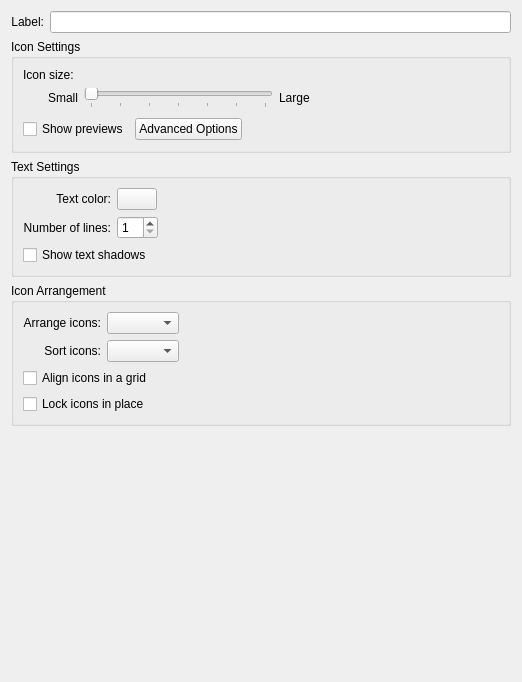
Above: plasma/applets/folderview/folderviewDisplayConfig.ui from KDE/kde-baseapps before the change. Below: the same form after it.
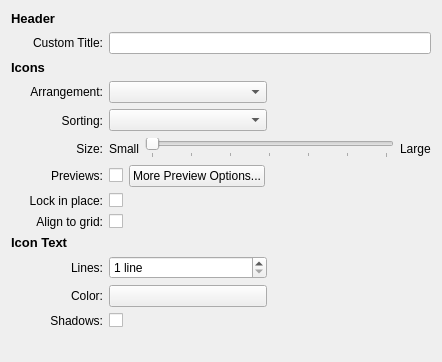
That is the form after the change. Custom widgets are drawn as their Qt base class.

Commit message: clean this layout up considerably and make the custom title issue more clear as a bonus BUG:195864

The edit to the form file:
```diff
--- a/plasma/applets/folderview/folderviewDisplayConfig.ui
+++ b/plasma/applets/folderview/folderviewDisplayConfig.ui
@@ -1,396 +1,445 @@
 <ui version="4.0" >
  <class>folderviewDisplayConfig</class>
- <widget class="QWidget" name="folderviewDisplayConfig" >
-  <property name="geometry" >
+ <widget class="QWidget" name="folderviewDisplayConfig">
+  <property name="geometry">
    <rect>
     <x>0</x>
     <y>0</y>
-    <width>522</width>
-    <height>682</height>
+    <width>442</width>
+    <height>362</height>
    </rect>
   </property>
-  <layout class="QVBoxLayout" name="verticalLayout_3" >
-   <item>
-    <layout class="QHBoxLayout" name="horizontalLayout_5" >
-     <item>
-      <widget class="QLabel" name="lblCustomLabel" >
-       <property name="sizePolicy" >
-        <sizepolicy vsizetype="Preferred" hsizetype="Fixed" >
-         <horstretch>0</horstretch>
-         <verstretch>0</verstretch>
-        </sizepolicy>
-       </property>
-       <property name="text" >
-        <string>Label:</string>
-       </property>
-       <property name="alignment" >
-        <set>Qt::AlignRight|Qt::AlignTrailing|Qt::AlignVCenter</set>
-       </property>
-       <property name="buddy" >
-        <cstring>labelEdit</cstring>
-       </property>
-      </widget>
-     </item>
-     <item>
-      <widget class="KLineEdit" name="labelEdit" >
-       <property name="whatsThis" >
-        <string>This edit field contains the label which is shown at the top of the applet.
+  <layout class="QGridLayout" name="gridLayout">
+   <item row="0" column="0" colspan="2">
+    <widget class="QLabel" name="label_13">
+     <property name="sizePolicy">
+      <sizepolicy hsizetype="Expanding" vsizetype="Preferred">
+       <horstretch>0</horstretch>
+       <verstretch>0</verstretch>
+      </sizepolicy>
+     </property>
+     <property name="text">
+      <string>&lt;!DOCTYPE HTML PUBLIC &quot;-//W3C//DTD HTML 4.0//EN&quot; &quot;http://www.w3.org/TR/REC-html40/strict.dtd&quot;&gt;
+&lt;html&gt;&lt;head&gt;&lt;meta name=&quot;qrichtext&quot; content=&quot;1&quot; /&gt;&lt;style type=&quot;text/css&quot;&gt;
+p, li { white-space: pre-wrap; }
+&lt;/style&gt;&lt;/head&gt;&lt;body style=&quot; font-family:'Sans Serif'; font-size:10pt; font-weight:400; font-style:normal;&quot;&gt;
+&lt;p style=&quot; margin-top:0px; margin-bottom:0px; margin-left:0px; margin-right:0px; -qt-block-indent:0; text-indent:0px;&quot;&gt;&lt;span style=&quot; font-weight:600;&quot;&gt;Header&lt;/span&gt;&lt;/p&gt;&lt;/body&gt;&lt;/html&gt;</string>
+     </property>
+    </widget>
+   </item>
+   <item row="1" column="0">
+    <spacer name="horizontalSpacer_2">
+     <property name="orientation">
+      <enum>Qt::Horizontal</enum>
+     </property>
+     <property name="sizeType">
+      <enum>QSizePolicy::Fixed</enum>
+     </property>
+     <property name="sizeHint" stdset="0">
+      <size>
+       <width>12</width>
+       <height>20</height>
+      </size>
+     </property>
+    </spacer>
+   </item>
+   <item row="1" column="1">
+    <widget class="QLabel" name="lblCustomLabel">
+     <property name="sizePolicy">
+      <sizepolicy hsizetype="Preferred" vsizetype="Preferred">
+       <horstretch>0</horstretch>
+       <verstretch>0</verstretch>
+      </sizepolicy>
+     </property>
+     <property name="text">
+      <string>Custom Title:</string>
+     </property>
+     <property name="alignment">
+      <set>Qt::AlignRight|Qt::AlignTrailing|Qt::AlignVCenter</set>
+     </property>
+     <property name="buddy">
+      <cstring>labelEdit</cstring>
+     </property>
+    </widget>
+   </item>
+   <item row="1" column="2" colspan="2">
+    <widget class="KLineEdit" name="labelEdit">
+     <property name="sizePolicy">
+      <sizepolicy hsizetype="Expanding" vsizetype="Fixed">
+       <horstretch>1</horstretch>
+       <verstretch>0</verstretch>
+      </sizepolicy>
+     </property>
+     <property name="whatsThis">
+      <string>This edit field contains the label which is shown at the top of the applet.
 
 By default it contains the name of the place being shown in the applet, but if you prefer to have a custom label you can enter it here.</string>
+     </property>
+     <property name="clickMessage">
+      <string>Enter a customized title</string>
+     </property>
+     <property name="showClearButton" stdset="0">
+      <bool>true</bool>
+     </property>
+    </widget>
+   </item>
+   <item row="2" column="0" colspan="2">
+    <widget class="QLabel" name="label_7">
+     <property name="sizePolicy">
+      <sizepolicy hsizetype="Expanding" vsizetype="Preferred">
+       <horstretch>0</horstretch>
+       <verstretch>0</verstretch>
+      </sizepolicy>
+     </property>
+     <property name="text">
+      <string>&lt;!DOCTYPE HTML PUBLIC &quot;-//W3C//DTD HTML 4.0//EN&quot; &quot;http://www.w3.org/TR/REC-html40/strict.dtd&quot;&gt;
+&lt;html&gt;&lt;head&gt;&lt;meta name=&quot;qrichtext&quot; content=&quot;1&quot; /&gt;&lt;style type=&quot;text/css&quot;&gt;
+p, li { white-space: pre-wrap; }
+&lt;/style&gt;&lt;/head&gt;&lt;body style=&quot; font-family:'Sans Serif'; font-size:10pt; font-weight:400; font-style:normal;&quot;&gt;
+&lt;p style=&quot; margin-top:0px; margin-bottom:0px; margin-left:0px; margin-right:0px; -qt-block-indent:0; text-indent:0px;&quot;&gt;&lt;span style=&quot; font-weight:600;&quot;&gt;Icons&lt;/span&gt;&lt;/p&gt;&lt;/body&gt;&lt;/html&gt;</string>
+     </property>
+    </widget>
+   </item>
+   <item row="3" column="0" rowspan="6">
+    <spacer name="horizontalSpacer_3">
+     <property name="orientation">
+      <enum>Qt::Horizontal</enum>
+     </property>
+     <property name="sizeType">
+      <enum>QSizePolicy::Fixed</enum>
+     </property>
+     <property name="sizeHint" stdset="0">
+      <size>
+       <width>12</width>
+       <height>148</height>
+      </size>
+     </property>
+    </spacer>
+   </item>
+   <item row="3" column="1">
+    <widget class="QLabel" name="flowLabel">
+     <property name="text">
+      <string>Arrangement:</string>
+     </property>
+     <property name="alignment">
+      <set>Qt::AlignRight|Qt::AlignTrailing|Qt::AlignVCenter</set>
+     </property>
+     <property name="buddy">
+      <cstring>flowCombo</cstring>
+     </property>
+    </widget>
+   </item>
+   <item row="3" column="2">
+    <widget class="QComboBox" name="flowCombo">
+     <property name="whatsThis">
+      <string>Use this control to choose if you want the icons to be arranged top to bottom starting on the left side of the view, or arranged left to right starting at the top of the view.</string>
+     </property>
+    </widget>
+   </item>
+   <item row="4" column="1">
+    <widget class="QLabel" name="label">
+     <property name="text">
+      <string>Sorting:</string>
+     </property>
+     <property name="alignment">
+      <set>Qt::AlignRight|Qt::AlignTrailing|Qt::AlignVCenter</set>
+     </property>
+     <property name="buddy">
+      <cstring>sortCombo</cstring>
+     </property>
+    </widget>
+   </item>
+   <item row="4" column="2">
+    <widget class="QComboBox" name="sortCombo">
+     <property name="whatsThis">
+      <string>Use this control to choose the criteria by which the icons will be sorted in the view.</string>
+     </property>
+    </widget>
+   </item>
+   <item row="4" column="3">
+    <spacer name="horizontalSpacer_7">
+     <property name="orientation">
+      <enum>Qt::Horizontal</enum>
+     </property>
+     <property name="sizeHint" stdset="0">
+      <size>
+       <width>160</width>
+       <height>23</height>
+      </size>
+     </property>
+    </spacer>
+   </item>
+   <item row="5" column="1">
+    <widget class="QLabel" name="label_4">
+     <property name="text">
+      <string>Size:</string>
+     </property>
+     <property name="alignment">
+      <set>Qt::AlignRight|Qt::AlignTrailing|Qt::AlignVCenter</set>
+     </property>
+     <property name="buddy">
+      <cstring>sizeSlider</cstring>
+     </property>
+    </widget>
+   </item>
+   <item row="5" column="2" colspan="2">
+    <layout class="QHBoxLayout" name="horizontalLayout">
+     <item>
+      <widget class="QLabel" name="label_5">
+       <property name="text">
+        <string>Small</string>
        </property>
+       <property name="alignment">
+        <set>Qt::AlignRight|Qt::AlignTrailing|Qt::AlignVCenter</set>
+       </property>
       </widget>
      </item>
+     <item>
+      <widget class="QSlider" name="sizeSlider">
+       <property name="whatsThis">
+        <string>Use this slider to increase or decrease the size of the icons in the view.</string>
+       </property>
+       <property name="maximum">
+        <number>6</number>
+       </property>
+       <property name="pageStep">
+        <number>1</number>
+       </property>
+       <property name="orientation">
+        <enum>Qt::Horizontal</enum>
+       </property>
+       <property name="tickPosition">
+        <enum>QSlider::TicksBelow</enum>
+       </property>
+       <property name="tickInterval">
+        <number>0</number>
+       </property>
+      </widget>
+     </item>
+     <item>
+      <widget class="QLabel" name="label_6">
+       <property name="text">
+        <string>Large</string>
+       </property>
+      </widget>
+     </item>
     </layout>
    </item>
-   <item>
-    <widget class="QGroupBox" name="groupBox_2" >
-     <property name="title" >
-      <string>Icon Settings</string>
+   <item row="6" column="1">
+    <widget class="QLabel" name="label_8">
+     <property name="text">
+      <string>Previews:</string>
      </property>
-     <property name="flat" >
-      <bool>true</bool>
+     <property name="alignment">
+      <set>Qt::AlignRight|Qt::AlignTrailing|Qt::AlignVCenter</set>
      </property>
-     <layout class="QVBoxLayout" name="verticalLayout" >
-      <item>
-       <widget class="QLabel" name="label_4" >
-        <property name="text" >
-         <string>Icon size:</string>
-        </property>
-        <property name="buddy" >
-         <cstring>sizeSlider</cstring>
-        </property>
-       </widget>
-      </item>
-      <item>
-       <layout class="QHBoxLayout" name="horizontalLayout_7" >
-        <item>
-         <spacer name="horizontalSpacer_8" >
-          <property name="orientation" >
-           <enum>Qt::Horizontal</enum>
-          </property>
-          <property name="sizeType" >
-           <enum>QSizePolicy::Fixed</enum>
-          </property>
-          <property name="sizeHint" stdset="0" >
-           <size>
-            <width>25</width>
-            <height>20</height>
-           </size>
-          </property>
-         </spacer>
-        </item>
-        <item>
-         <widget class="QLabel" name="label_5" >
-          <property name="text" >
-           <string>Small</string>
-          </property>
-          <property name="alignment" >
-           <set>Qt::AlignRight|Qt::AlignTrailing|Qt::AlignVCenter</set>
-          </property>
-         </widget>
-        </item>
-        <item>
-         <widget class="QSlider" name="sizeSlider" >
-          <property name="whatsThis" >
-           <string>Use this slider to increase or decrease the size of the icons in the view.</string>
-          </property>
-          <property name="maximum" >
-           <number>6</number>
-          </property>
-          <property name="pageStep" >
-           <number>1</number>
-          </property>
-          <property name="orientation" >
-           <enum>Qt::Horizontal</enum>
-          </property>
-          <property name="tickPosition" >
-           <enum>QSlider::TicksBelow</enum>
-          </property>
-          <property name="tickInterval" >
-           <number>0</number>
-          </property>
-         </widget>
-        </item>
-        <item>
-         <widget class="QLabel" name="label_6" >
-          <property name="text" >
-           <string>Large</string>
-          </property>
-         </widget>
-        </item>
-        <item>
-         <spacer name="horizontalSpacer_7" >
-          <property name="orientation" >
-           <enum>Qt::Horizontal</enum>
-          </property>
-          <property name="sizeHint" stdset="0" >
-           <size>
-            <width>40</width>
-            <height>20</height>
-           </size>
-          </property>
-         </spacer>
-        </item>
-       </layout>
-      </item>
-      <item>
-       <layout class="QHBoxLayout" name="horizontalLayout_2" >
-        <property name="topMargin" >
-         <number>4</number>
-        </property>
-        <item>
-         <widget class="QCheckBox" name="showPreviews" >
-          <property name="whatsThis" >
-           <string>Check this option if you want to see previews of the file contents in the icons.</string>
-          </property>
-          <property name="text" >
-           <string>Show previews</string>
-          </property>
-         </widget>
-        </item>
-        <item>
-         <widget class="QPushButton" name="previewsAdvanced" >
-          <property name="whatsThis" >
-           <string>Click this button to choose for which types of files previews will be shown.</string>
-          </property>
-          <property name="text" >
-           <string>Advanced Options</string>
-          </property>
-         </widget>
-        </item>
-        <item>
-         <spacer name="horizontalSpacer_5" >
-          <property name="orientation" >
-           <enum>Qt::Horizontal</enum>
-          </property>
-          <property name="sizeHint" stdset="0" >
-           <size>
-            <width>210</width>
-            <height>23</height>
-           </size>
-          </property>
-         </spacer>
-        </item>
-       </layout>
-      </item>
-     </layout>
     </widget>
    </item>
-   <item>
-    <widget class="QGroupBox" name="groupBox_3" >
-     <property name="title" >
-      <string>Text Settings</string>
+   <item row="6" column="2" colspan="2">
+    <layout class="QHBoxLayout" name="horizontalLayout_2">
+     <item>
+      <widget class="QCheckBox" name="showPreviews">
+       <property name="whatsThis">
+        <string>Check this option if you want to see previews of the file contents in the icons.</string>
+       </property>
+       <property name="text">
+        <string/>
+       </property>
+      </widget>
+     </item>
+     <item>
+      <widget class="QPushButton" name="previewsAdvanced">
+       <property name="whatsThis">
+        <string>Click this button to choose for which types of files previews will be shown.</string>
+       </property>
+       <property name="text">
+        <string>More Preview Options...</string>
+       </property>
+      </widget>
+     </item>
+     <item>
+      <spacer name="horizontalSpacer">
+       <property name="orientation">
+        <enum>Qt::Horizontal</enum>
+       </property>
+       <property name="sizeHint" stdset="0">
+        <size>
+         <width>40</width>
+         <height>20</height>
+        </size>
+       </property>
+      </spacer>
+     </item>
+    </layout>
+   </item>
+   <item row="7" column="1">
+    <widget class="QLabel" name="label_11">
+     <property name="text">
+      <string>Lock in place:</string>
      </property>
-     <property name="flat" >
-      <bool>true</bool>
+     <property name="alignment">
+      <set>Qt::AlignRight|Qt::AlignTrailing|Qt::AlignVCenter</set>
      </property>
-     <layout class="QGridLayout" name="gridLayout_3" >
-      <item row="0" column="0" >
-       <widget class="QLabel" name="label_2" >
-        <property name="text" >
-         <string>Text color:</string>
-        </property>
-        <property name="alignment" >
-         <set>Qt::AlignRight|Qt::AlignTrailing|Qt::AlignVCenter</set>
-        </property>
-        <property name="buddy" >
-         <cstring>colorButton</cstring>
-        </property>
-       </widget>
-      </item>
-      <item row="0" column="1" >
-       <layout class="QHBoxLayout" name="horizontalLayout_3" >
-        <item>
-         <widget class="KColorButton" name="colorButton" >
-          <property name="whatsThis" >
-           <string>Click this button to choose the color which is used for the text labels in the view.</string>
-          </property>
-          <property name="text" >
-           <string/>
-          </property>
-         </widget>
-        </item>
-        <item>
-         <spacer name="horizontalSpacer_2" >
-          <property name="orientation" >
-           <enum>Qt::Horizontal</enum>
-          </property>
-          <property name="sizeHint" stdset="0" >
-           <size>
-            <width>40</width>
-            <height>20</height>
-           </size>
-          </property>
-         </spacer>
-        </item>
-       </layout>
-      </item>
-      <item row="1" column="0" >
-       <widget class="QLabel" name="label_3" >
-        <property name="text" >
-         <string>Number of lines:</string>
-        </property>
-        <property name="alignment" >
-         <set>Qt::AlignRight|Qt::AlignTrailing|Qt::AlignVCenter</set>
-        </property>
-        <property name="buddy" >
-         <cstring>numLinesEdit</cstring>
-        </property>
-       </widget>
-      </item>
-      <item row="1" column="1" >
-       <layout class="QHBoxLayout" name="horizontalLayout_4" >
-        <item>
-         <widget class="KIntSpinBox" name="numLinesEdit" >
-          <property name="sizePolicy" >
-           <sizepolicy vsizetype="Fixed" hsizetype="Preferred" >
-            <horstretch>0</horstretch>
-            <verstretch>0</verstretch>
-           </sizepolicy>
-          </property>
-          <property name="whatsThis" >
-           <string>Use this control to choose how many lines of text will be shown below the icons.</string>
-          </property>
-          <property name="minimum" >
-           <number>1</number>
-          </property>
-          <property name="maximum" >
-           <number>10</number>
-          </property>
-         </widget>
-        </item>
-        <item>
-         <spacer name="horizontalSpacer_6" >
-          <property name="orientation" >
-           <enum>Qt::Horizontal</enum>
-          </property>
-          <property name="sizeHint" stdset="0" >
-           <size>
-            <width>40</width>
-            <height>20</height>
-           </size>
-          </property>
-         </spacer>
-        </item>
-       </layout>
-      </item>
-      <item row="2" column="0" colspan="2" >
-       <widget class="QCheckBox" name="drawShadows" >
-        <property name="whatsThis" >
-         <string>&lt;html>&lt;body>&lt;p>Check this option if you want the text labels to cast a shadow on the background.&lt;/p>
-&lt;p>&lt;/p>
-&lt;p>Shadows help make the text easier to read by making it stand out more from the background.&lt;/p>
-&lt;p>&lt;/p>
-&lt;p>&lt;i>Note that with dark text colors, this option will cause the text to glow with a bright halo, instead of casting a shadow.&lt;/i>&lt;/p>&lt;/body>&lt;/html></string>
-        </property>
-        <property name="text" >
-         <string>Show text shadows</string>
-        </property>
-       </widget>
-      </item>
-     </layout>
     </widget>
    </item>
-   <item>
-    <widget class="QGroupBox" name="groupBox" >
-     <property name="title" >
-      <string>Icon Arrangement</string>
-     </property>
-     <property name="flat" >
-      <bool>true</bool>
-     </property>
-     <layout class="QVBoxLayout" name="verticalLayout_2" >
-      <item>
-       <layout class="QHBoxLayout" name="horizontalLayout" >
-        <item>
-         <layout class="QGridLayout" name="gridLayout" >
-          <item row="0" column="0" >
-           <widget class="QLabel" name="flowLabel" >
-            <property name="text" >
-             <string>Arrange icons:</string>
-            </property>
-            <property name="alignment" >
-             <set>Qt::AlignRight|Qt::AlignTrailing|Qt::AlignVCenter</set>
-            </property>
-            <property name="buddy" >
-             <cstring>flowCombo</cstring>
-            </property>
-           </widget>
-          </item>
-          <item row="0" column="1" >
-           <widget class="QComboBox" name="flowCombo" >
-            <property name="whatsThis" >
-             <string>Use this control to choose if you want the icons to be arranged top to bottom starting on the left side of the view, or arranged left to right starting at the top of the view.</string>
-            </property>
-           </widget>
-          </item>
-          <item row="1" column="0" >
-           <widget class="QLabel" name="label" >
-            <property name="text" >
-             <string>Sort icons:</string>
-            </property>
-            <property name="alignment" >
-             <set>Qt::AlignRight|Qt::AlignTrailing|Qt::AlignVCenter</set>
-            </property>
-            <property name="buddy" >
-             <cstring>sortCombo</cstring>
-            </property>
-           </widget>
-          </item>
-          <item row="1" column="1" >
-           <widget class="QComboBox" name="sortCombo" >
-            <property name="whatsThis" >
-             <string>Use this control to choose the criteria by which the icons will be sorted in the view.</string>
-            </property>
-           </widget>
-          </item>
-         </layout>
-        </item>
-        <item>
-         <spacer name="horizontalSpacer" >
-          <property name="orientation" >
-           <enum>Qt::Horizontal</enum>
-          </property>
-          <property name="sizeHint" stdset="0" >
-           <size>
-            <width>248</width>
-            <height>18</height>
-           </size>
-          </property>
-         </spacer>
-        </item>
-       </layout>
-      </item>
-      <item>
-       <widget class="QCheckBox" name="alignToGrid" >
-        <property name="whatsThis" >
-         <string>Check this option if you want the icons to be arranged in a grid.
-
-When this option is checked, icons will automatically snap to the nearest grid cell when you move them around in the view.</string>
-        </property>
-        <property name="text" >
-         <string>Align icons in a grid</string>
-        </property>
-       </widget>
-      </item>
-      <item>
-       <widget class="QCheckBox" name="lockInPlace" >
-        <property name="whatsThis" >
-         <string>Check this option if you do not want the icons to be moveable in the view.
+   <item row="7" column="2">
+    <widget class="QCheckBox" name="lockInPlace">
+     <property name="whatsThis">
+      <string>Check this option if you do not want the icons to be moveable in the view.
 
 This option is useful if you want to avoid accidentally moving the icons while interacting with them.</string>
-        </property>
-        <property name="text" >
-         <string>Lock icons in place</string>
-        </property>
-       </widget>
-      </item>
-     </layout>
+     </property>
+     <property name="text">
+      <string/>
+     </property>
     </widget>
    </item>
-   <item>
-    <spacer name="verticalSpacer_2" >
-     <property name="orientation" >
+   <item row="8" column="1">
+    <widget class="QLabel" name="label_12">
+     <property name="text">
+      <string>Align to grid:</string>
+     </property>
+     <property name="alignment">
+      <set>Qt::AlignRight|Qt::AlignTrailing|Qt::AlignVCenter</set>
+     </property>
+    </widget>
+   </item>
+   <item row="8" column="2">
+    <widget class="QCheckBox" name="alignToGrid">
+     <property name="whatsThis">
+      <string>Check this option if you want the icons to be arranged in a grid.
+
+When this option is checked, icons will automatically snap to the nearest grid cell when you move them around in the view.</string>
+     </property>
+     <property name="text">
+      <string/>
+     </property>
+    </widget>
+   </item>
+   <item row="9" column="0" colspan="2">
+    <widget class="QLabel" name="label_9">
+     <property name="sizePolicy">
+      <sizepolicy hsizetype="Expanding" vsizetype="Preferred">
+       <horstretch>0</horstretch>
+       <verstretch>0</verstretch>
+      </sizepolicy>
+     </property>
+     <property name="text">
+      <string>&lt;!DOCTYPE HTML PUBLIC &quot;-//W3C//DTD HTML 4.0//EN&quot; &quot;http://www.w3.org/TR/REC-html40/strict.dtd&quot;&gt;
+&lt;html&gt;&lt;head&gt;&lt;meta name=&quot;qrichtext&quot; content=&quot;1&quot; /&gt;&lt;style type=&quot;text/css&quot;&gt;
+p, li { white-space: pre-wrap; }
+&lt;/style&gt;&lt;/head&gt;&lt;body style=&quot; font-family:'Sans Serif'; font-size:10pt; font-weight:400; font-style:normal;&quot;&gt;
+&lt;p style=&quot; margin-top:0px; margin-bottom:0px; margin-left:0px; margin-right:0px; -qt-block-indent:0; text-indent:0px;&quot;&gt;&lt;span style=&quot; font-weight:600;&quot;&gt;Icon Text&lt;/span&gt;&lt;/p&gt;&lt;/body&gt;&lt;/html&gt;</string>
+     </property>
+    </widget>
+   </item>
+   <item row="10" column="1">
+    <widget class="QLabel" name="label_3">
+     <property name="text">
+      <string>Lines:</string>
+     </property>
+     <property name="alignment">
+      <set>Qt::AlignRight|Qt::AlignTrailing|Qt::AlignVCenter</set>
+     </property>
+     <property name="buddy">
+      <cstring>numLinesEdit</cstring>
+     </property>
+    </widget>
+   </item>
+   <item row="10" column="2">
+    <widget class="KIntSpinBox" name="numLinesEdit">
+     <property name="sizePolicy">
+      <sizepolicy hsizetype="Preferred" vsizetype="Fixed">
+       <horstretch>0</horstretch>
+       <verstretch>0</verstretch>
+      </sizepolicy>
+     </property>
+     <property name="whatsThis">
+      <string>Use this control to choose how many lines of text will be shown below the icons.</string>
+     </property>
+     <property name="specialValueText">
+      <string>1 line</string>
+     </property>
+     <property name="suffix">
+      <string> lines</string>
+     </property>
+     <property name="minimum">
+      <number>1</number>
+     </property>
+     <property name="maximum">
+      <number>10</number>
+     </property>
+    </widget>
+   </item>
+   <item row="11" column="0">
+    <spacer name="horizontalSpacer_4">
+     <property name="orientation">
+      <enum>Qt::Horizontal</enum>
+     </property>
+     <property name="sizeType">
+      <enum>QSizePolicy::Fixed</enum>
+     </property>
+     <property name="sizeHint" stdset="0">
+      <size>
+       <width>12</width>
+       <height>20</height>
+      </size>
+     </property>
+    </spacer>
+   </item>
+   <item row="11" column="1">
+    <widget class="QLabel" name="label_2">
+     <property name="text">
+      <string>Color:</string>
+     </property>
+     <property name="alignment">
+      <set>Qt::AlignRight|Qt::AlignTrailing|Qt::AlignVCenter</set>
+     </property>
+     <property name="buddy">
+      <cstring>colorButton</cstring>
+     </property>
+    </widget>
+   </item>
+   <item row="11" column="2">
+    <widget class="KColorButton" name="colorButton">
+     <property name="whatsThis">
+      <string>Click this button to choose the color which is used for the text labels in the view.</string>
+     </property>
+     <property name="text">
+      <string/>
+     </property>
+    </widget>
+   </item>
+   <item row="12" column="1">
+    <widget class="QLabel" name="label_10">
+     <property name="text">
+      <string>Shadows:</string>
+     </property>
+     <property name="alignment">
+      <set>Qt::AlignRight|Qt::AlignTrailing|Qt::AlignVCenter</set>
+     </property>
+     <property name="buddy">
+      <cstring>numLinesEdit</cstring>
+     </property>
+    </widget>
+   </item>
+   <item row="12" column="2">
+    <widget class="QCheckBox" name="drawShadows">
+     <property name="whatsThis">
+      <string>&lt;html&gt;&lt;body&gt;&lt;p&gt;Check this option if you want the text labels to cast a shadow on the background.&lt;/p&gt;
+&lt;p&gt;&lt;/p&gt;
+&lt;p&gt;Shadows help make the text easier to read by making it stand out more from the background.&lt;/p&gt;
+&lt;p&gt;&lt;/p&gt;
+&lt;p&gt;&lt;i&gt;Note that with dark text colors, this option will cause the text to glow with a bright halo, instead of casting a shadow.&lt;/i&gt;&lt;/p&gt;&lt;/body&gt;&lt;/html&gt;</string>
+     </property>
+     <property name="text">
+      <string/>
+     </property>
+    </widget>
+   </item>
+   <item row="13" column="3">
+    <spacer name="verticalSpacer_2">
+     <property name="orientation">
       <enum>Qt::Vertical</enum>
      </property>
      <property name="sizeHint" stdset="0" >
@@ -404,11 +453,6 @@
   </layout>
  </widget>
  <customwidgets>
-  <customwidget>
-   <class>KColorButton</class>
-   <extends>QPushButton</extends>
-   <header>kcolorbutton.h</header>
-  </customwidget>
   <customwidget>
    <class>KIntSpinBox</class>
    <extends>QSpinBox</extends>
@@ -419,6 +463,11 @@
    <extends>QLineEdit</extends>
    <header>klineedit.h</header>
   </customwidget>
+  <customwidget>
+   <class>KColorButton</class>
+   <extends>QPushButton</extends>
+   <header>kcolorbutton.h</header>
+  </customwidget>
  </customwidgets>
  <resources/>
  <connections/>
```
Left out of the diff: 5 changed lines with no effect on the pictures.
